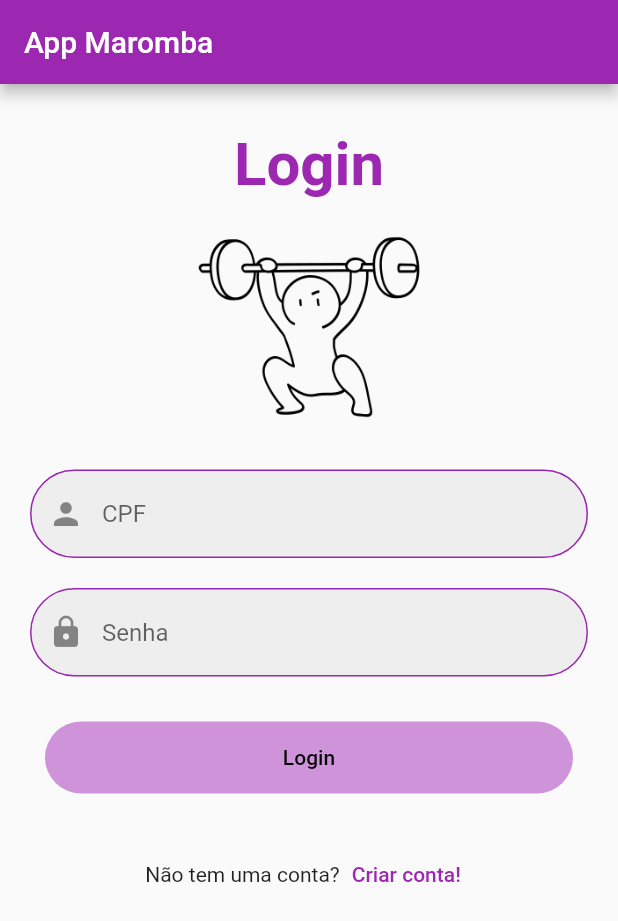
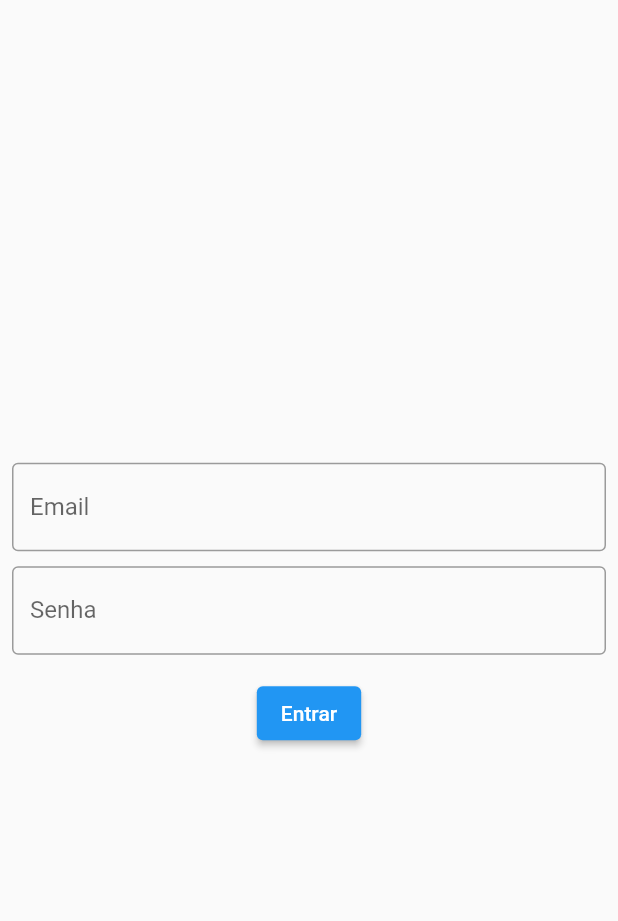
Before and after one commit to MaiconBusinari/App, a Flutter app: the screen it shows after launch, on a phone screen of 412 x 824 dp. Shown: the top 921 px of the screen. Run offline on Flutter 3.47's test engine with Material 2 defaults, Android fonts, the phone set to English and light mode, and no system bars; our stand-ins replace flutter_svg; missing offline and left inert: app_maromba.

```diff
--- /dev/null
+++ b/lib/app_controller.dart
@@ -0,0 +1,13 @@
+import 'package:flutter/cupertino.dart';
+
+//Funciona com set para códigos de programação e não tela
+class AppController extends ChangeNotifier {
+  //Utilizada quando quero apenas dar inicio a uma classe
+  static AppController instance = AppController();
+
+  bool isDartTheme = false;
+  changeThema(){
+    isDartTheme = !isDartTheme;
+    notifyListeners();
+  }
+}
--- /dev/null
+++ b/lib/app_widget.dart
@@ -0,0 +1,40 @@
+import 'package:academia/app_controller.dart';
+import 'package:academia/login_page.dart';
+import 'package:flutter/cupertino.dart';
+import 'package:flutter/material.dart';
+
+import 'home_page.dart';
+
+//----------------------------- CLASSES  StatelessWidget -----------------------------------
+//Stateless Widget -> Estatico, não permite animação/alteração
+class AppWidget extends StatelessWidget {
+  @override
+  Widget build(BuildContext context) {
+    //Responsavel por renderizar toda a aplicação caso seja chamado
+    return AnimatedBuilder(
+      //Fica monitorando a classe "AppController" caso seja alterada realizad uma chamada a "AnimatedBuilder"
+      animation: AppController.instance,
+      builder: (context, child) {
+        return
+            //MaterialApp -> Ja vem com alguamas "configurações"
+            MaterialApp(
+          //Criando tema já especificado
+          //theme: ThemeData.light(),
+          //Criando tema do Material de forma generica para criar especifações dentro
+          theme: ThemeData(
+            //Especificando paleteas de coreles que o MaterialApp irá usar
+            primaryColor: Colors.red,
+            //Dizendo se irá utilizar modo noturno ou não
+            brightness:
+            AppController.instance.isDartTheme
+            //True
+            ? Brightness.dark
+            //False
+            : Brightness.light,
+          ),
+          home: loginPage(),
+        );
+      },
+    );
+  }
+}
--- /dev/null
+++ b/lib/login_page.dart
@@ -0,0 +1,89 @@
+// ignore_for_file: prefer_const_constructors
+
+import 'package:academia/home_page.dart';
+import 'package:flutter/material.dart';
+import 'package:flutter/src/widgets/container.dart';
+import 'package:flutter/src/widgets/framework.dart';
+
+class loginPage extends StatefulWidget {
+  const loginPage({super.key});
+
+  @override
+  State<loginPage> createState() => _loginPageState();
+}
+
+class _loginPageState extends State<loginPage> {
+  String email = '';
+  String senha = '';
+  String resultado = '';
+
+  @override
+  Widget build(BuildContext context) {
+    return Scaffold(
+      //Da Scroll para qualquer filho
+      body: SingleChildScrollView(
+      //Funciona igual a Container, acho que apenas para tamanho
+        child: SizedBox(
+          //Mega as informações do celular(Tamanho tela)
+          width: MediaQuery.of(context).size.width,
+          height: MediaQuery.of(context).size.height,
+          child: Padding(
+            padding: const EdgeInsets.all(8.0),
+            child: Column(
+              mainAxisAlignment: MainAxisAlignment.center,
+              //Criando caixa de input
+              children: [
+                TextField(
+                  //Capturando value do imput
+                  onChanged: (text) {
+                    email = text;
+                  },
+                  keyboardType: TextInputType.emailAddress,
+                  //Estilização de inputs
+                  decoration: InputDecoration(
+                      labelText: 'Email',
+                      //Estilo de borda
+                      border: OutlineInputBorder()),
+                ),
+                SizedBox(height: 10),
+                TextField(
+                  onChanged: (text) {
+                    senha = text;
+                  },
+                  //Ocultar senha
+                  obscureText: true,
+                  decoration: InputDecoration(
+                  labelText: 'Senha',
+                  border: OutlineInputBorder()),
+                ),
+                SizedBox(height: 15),
+                //Botão
+                ElevatedButton(onPressed: () {
+                  setState(() {
+                    if(email == 'maicon@gmail.com' && senha == "1234"){
+                    //Rotas manuais
+
+                    //Navegação Forçada -> Apenas cria a nova pagina por cima da antiga
+                    Navigator.of(context).push(
+                    //Cria a nova pagina e apaga tudo de antes
+                    //Navigator.of(context).pushReplacement()
+
+                      //Rota de destino
+                      MaterialPageRoute(builder: (context)=> HomePage())
+                      );
+                  }else{
+                    resultado = 'Senha ou Email incorreto';
+                  }
+                  });
+                }, child: Text('Entrar')),
+                Container(
+                  child: Text('$resultado'),
+                )
+              ],
+            ),
+          ),
+        ),
+      ),
+    );
+  }
+}
--- a/lib/main.dart
+++ b/lib/main.dart
@@ -1,31 +1,10 @@
+import 'package:flutter/cupertino.dart';
 import 'package:flutter/material.dart';
 
-import 'Screens/LoginAndRegister/LoginForm.dart';
-import 'package:flutter_localizations/flutter_localizations.dart';
+//Importe da Classe Inicial
+import 'app_widget.dart';
 
-void main() {
-  runApp(const MyApp());
+main() {
+  //Chamando Classe Inicial e passando parametro String
+  runApp(AppWidget());
 }
-
-class MyApp extends StatelessWidget {
-  const MyApp({Key? key}) : super(key: key);
-  @override
-  Widget build(BuildContext context) {
-    return MaterialApp(
-      localizationsDelegates: [
-        GlobalWidgetsLocalizations.delegate,
-        GlobalWidgetsLocalizations.delegate,
-      ],
-      supportedLocales: [
-        Locale('pt', 'BR'),
-        Locale('en', 'US'),
-      ],
-      debugShowCheckedModeBanner: false,
-      title: 'Login',
-      theme: ThemeData(
-        primarySwatch: Colors.purple,
-      ),
-      home: const LoginForm(),
-    );
-  }
-}
```
Also changed, not shown: lib/home_page.dart (added, +92 -0 lines), pubspec.yaml (+7 -12 lines), analysis_options.yaml (line endings or trailing spaces), pubspec.lock, 38 other files.
